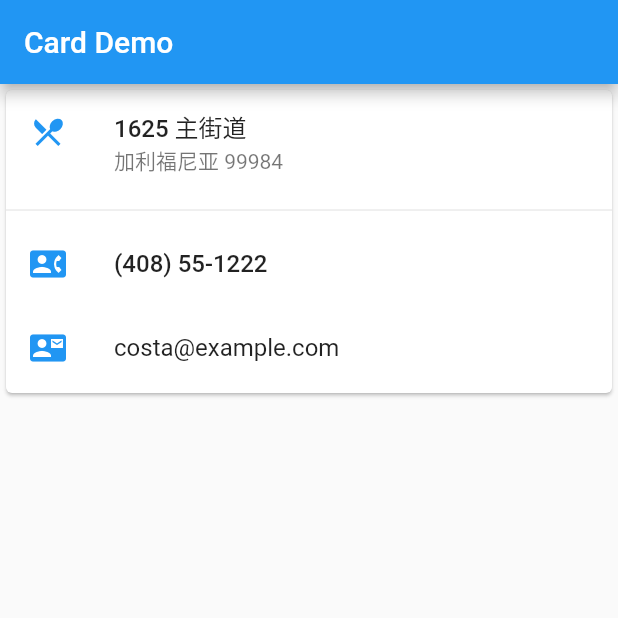
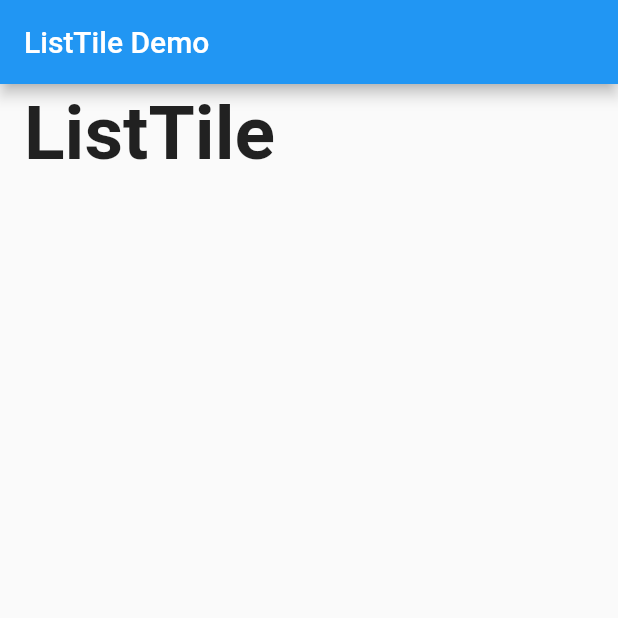
Before and after one commit to kenan0620/FlutterUI, a Flutter app: the screen it shows after launch, on a phone screen of 412 x 824 dp, the top half of it. Run offline on Flutter 3.47's test engine with Material 2 defaults, Android fonts, the phone set to English and light mode, and no system bars; our stand-ins replace cached_network_image, dio, transparent_image.

Commit message:
在Flutter中构建布局结束

```diff
--- a/lib/UISample/OftenUI.dart
+++ b/lib/UISample/OftenUI.dart
@@ -7,7 +7,7 @@ class OftenUIApp extends StatelessWidget{
   Widget build(BuildContext context) {
     return new MaterialApp(
       title: '常用控件',
-      home: new CardVC(),
+      home: new ListTileVC(),
     );
   }
 }
@@ -219,3 +219,25 @@ class CardVC extends StatelessWidget {
     );
   }
 }
+
+class ListTileVC extends StatelessWidget {
+  @override
+  Widget build(BuildContext context) {
+
+    return new MaterialApp(
+      title: 'ListTile Demo',
+      home: new Scaffold(
+        appBar: new AppBar(
+          title: new Text('ListTile Demo'),
+        ),
+        body: new ListTile(
+          title: new Text('ListTile',
+          style: new TextStyle(
+            fontWeight: FontWeight.bold,
+            fontSize: 50
+          ),),
+        ),
+      ),
+    );
+  }
+}
```
